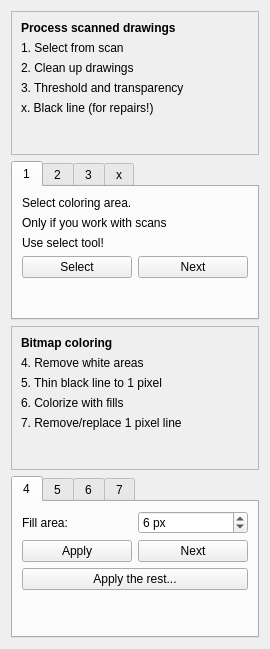
Old version of the form app/ui/bitmapcoloringwidget.ui in the repository pencil2d/pencil.
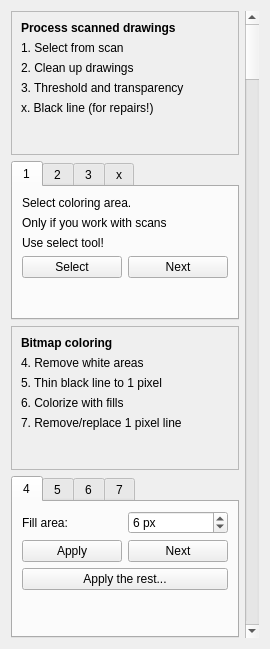
New version of the form.

Commit message: Added scrollbar to coloring dock

```diff
--- a/app/ui/bitmapcoloringwidget.ui
+++ b/app/ui/bitmapcoloringwidget.ui
@@ -13,7 +13,11 @@
   <property name="windowTitle">
    <string>Form</string>
   </property>
-  <layout class="QVBoxLayout" name="verticalLayout_12">
+  <layout class="QVBoxLayout" name="verticalLayout_11">
+   <item>
+    <layout class="QHBoxLayout" name="horizontalLayout_5">
+     <item>
+      <layout class="QVBoxLayout" name="verticalLayout_10">
    <item>
     <widget class="QFrame" name="frameWidgetScans">
      <property name="frameShape">
@@ -571,6 +575,17 @@
       </layout>
      </widget>
     </widget>
+       </item>
+      </layout>
+     </item>
+     <item>
+      <widget class="QScrollBar" name="verticalScrollBar">
+       <property name="orientation">
+        <enum>Qt::Vertical</enum>
+       </property>
+      </widget>
+     </item>
+    </layout>
    </item>
   </layout>
  </widget>
```
Lines whose indentation alone changed are shown as unchanged. The commit also changes 1 other file.
